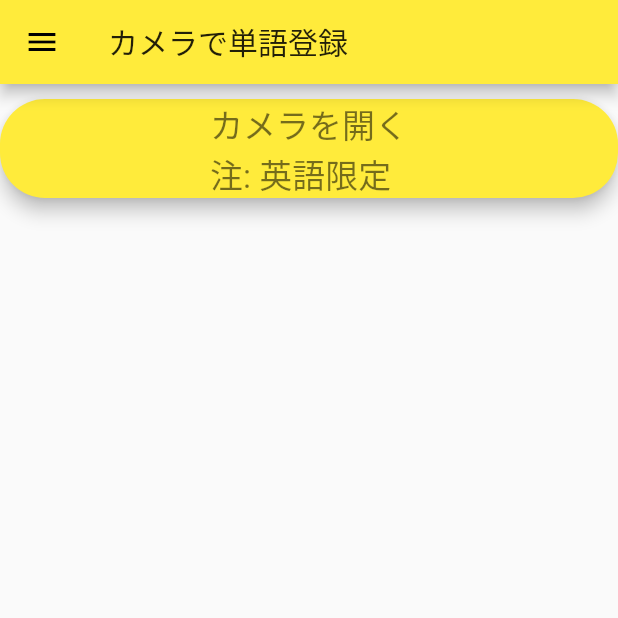
After one commit to hiracky16/vocamera, a Flutter app: the screen it shows after launch, in the side drawer, after a tap on "カメラで登録", on a phone screen of 412 x 824 dp, the top half of it. The commit adds this screen. Run offline on Flutter 3.47's test engine with Material 2 defaults, Android fonts, the phone set to English and light mode, and no system bars; our stand-ins replace cloud_firestore, firebase_auth, freezed_annotation, google_sign_in, image_picker, state_notifier; missing offline and left inert: flutter_state_notifier; accounts and stored records are empty; generated files the repository leaves out were written again.

Commit message:
カメラ画面

```diff
--- a/lib/main.dart
+++ b/lib/main.dart
@@ -8,6 +8,7 @@ import 'package:vocamera/pages/login.dart';
 import 'package:vocamera/pages/words.dart';
 import 'package:vocamera/repositories/firebase_auth.dart';
 import 'package:vocamera/repositories/firestore.dart';
+import 'package:vocamera/pages/camera.dart';
 
 void main() {
   // enableFlutterDriverExtension();
@@ -47,7 +48,8 @@ class _MainView extends StatelessWidget {
       routes: <String, WidgetBuilder>{
         '/login': (_) => new Login(),
         '/list': (_) => new Words(),
-        '/add': (_) => new AddWord()
+        '/add': (_) => new AddWord(),
+        '/camera': (_) => new Camera()
       },
     );
   }
--- /dev/null
+++ b/lib/pages/camera.dart
@@ -0,0 +1,51 @@
+import 'package:image_picker/image_picker.dart';
+import 'package:flutter/material.dart';
+import 'package:vocamera/widgets/button.dart';
+import 'package:vocamera/widgets/drawer.dart';
+
+class Camera extends StatelessWidget {
+  @override
+  Widget build(BuildContext context) {
+    return new Scaffold(
+      appBar: AppBar(
+        title: Text("カメラで単語登録"),
+      ),
+      drawer: buildDrawer(context),
+      body: SingleChildScrollView(
+        child: Column(
+          children: <Widget>[
+            _startCamera(context),
+          ],
+        ),
+      ),
+    );
+  }
+
+  Widget _startCamera(context) {
+    return Container(
+      margin: EdgeInsets.only(top: 10.0),
+      child: Row(
+        children: <Widget>[
+          Expanded(
+            child: button("カメラを開く\n注: 英語限定", () { _onPickImageSelected(context); })
+          ),
+        ],
+      ),
+    );
+  }
+
+  void _onPickImageSelected(context) async {
+    final _picker = ImagePicker();
+    var imageSource = ImageSource.camera;
+
+    try {
+      PickedFile file = await _picker.getImage(source: imageSource);
+      if (file == null) {
+        throw Exception('ファイルを取得できませんでした');
+      }
+    } catch(e) {
+      Navigator.of(context).pushNamed("/list");
+    }
+  }
+
+}
--- a/lib/widgets/drawer.dart
+++ b/lib/widgets/drawer.dart
@@ -24,12 +24,12 @@ Widget buildDrawer(BuildContext context) {
             Navigator.pushNamed(context, '/list');
           },
         ),
-        // ListTile(
-        //   title: Text('カメラで登録'),
-        //   onTap: () {
-        //     Navigator.pushNamed(context, '/camera');
-        //   },
-        // ),
+        ListTile(
+          title: Text('カメラで登録'),
+          onTap: () {
+            Navigator.pushNamed(context, '/camera');
+          },
+        ),
         ListTile(
           title: Text('単語登録'),
           onTap: () {
```
